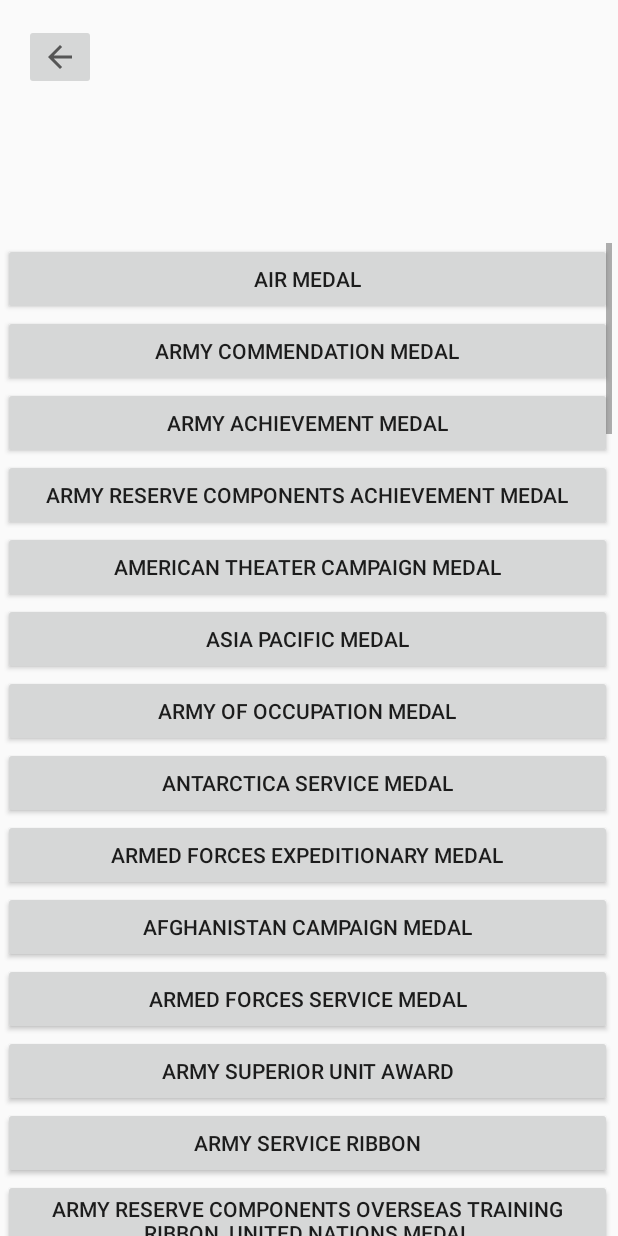
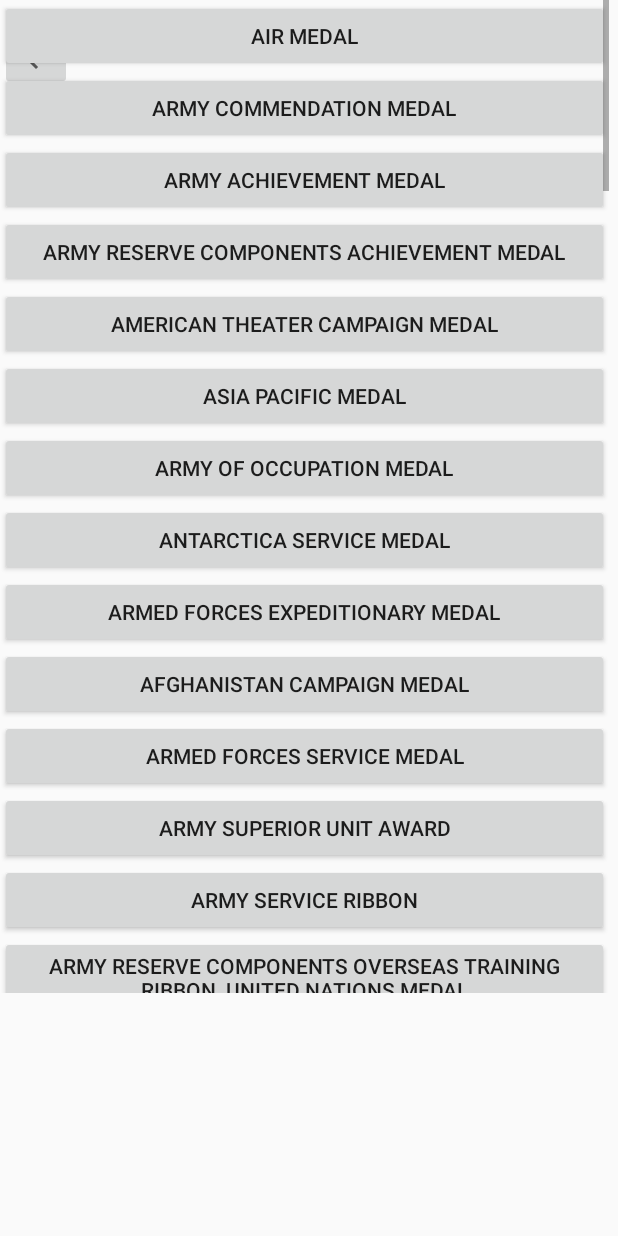
Before and after one commit to ETS-Android4/ASUAndroid, an Android app: the layout fragment_award.xml on its own in the app's theme, with its tools: preview values and no code run, on a phone screen of 412 x 824 dp. Run offline under Robolectric (Android 15) with nearby library versions, the phone set to English and light mode, and no system bars.

Commit message:
toRelativelayout

```diff
--- a/app/src/main/res/layout/fragment_award.xml
+++ b/app/src/main/res/layout/fragment_award.xml
@@ -1,11 +1,11 @@
 <?xml version="1.0" encoding="utf-8"?>
-<androidx.constraintlayout.widget.ConstraintLayout xmlns:android="http://schemas.android.com/apk/res/android"
+<RelativeLayout xmlns:android="http://schemas.android.com/apk/res/android"
     xmlns:app="http://schemas.android.com/apk/res-auto"
     xmlns:tools="http://schemas.android.com/tools"
     android:id="@+id/frameLayout2"
     android:layout_width="match_parent"
     android:layout_height="match_parent"
-    tools:context=".outfitfragments.AwardFragment" >
+    tools:context=".outfitfragments.AwardFragment">
 
     <ImageButton
         android:id="@+id/btn_award_to_prompt"
@@ -13,26 +13,16 @@
         android:layout_height="wrap_content"
         android:layout_marginTop="16dp"
         android:contentDescription="@string/previous"
-        android:src="?attr/actionModeCloseDrawable"
-        app:layout_constraintEnd_toEndOf="parent"
-        app:layout_constraintHorizontal_bias="0.044"
-        app:layout_constraintStart_toStartOf="parent"
-        app:layout_constraintTop_toTopOf="parent" />
+        android:src="?attr/actionModeCloseDrawable" />
 
     <ScrollView
         android:layout_width="406dp"
-        android:layout_height="662dp"
-        app:layout_constraintBottom_toBottomOf="parent"
-        app:layout_constraintEnd_toEndOf="parent"
-        app:layout_constraintHorizontal_bias="0.333"
-        app:layout_constraintStart_toStartOf="parent"
-        app:layout_constraintTop_toTopOf="parent"
-        app:layout_constraintVertical_bias="1.0">
+        android:layout_height="662dp">
 
         <LinearLayout
             android:layout_width="match_parent"
             android:layout_height="wrap_content"
-            android:orientation="vertical" >
+            android:orientation="vertical">
 
             <Button
                 android:id="@+id/button"
@@ -462,4 +452,4 @@
 
         </LinearLayout>
     </ScrollView>
-</androidx.constraintlayout.widget.ConstraintLayout>
+</RelativeLayout>
```
Also changed, not shown: app/src/main/res/layout/fragment_badge.xml (+3 -7 lines), app/src/main/res/layout/fragment_combat_service.xml (+4 -8 lines), app/src/main/res/layout/fragment_identification_badge.xml (+3 -7 lines), app/src/main/res/layout/fragment_over_seas_service.xml (+3 -7 lines), app/src/main/res/layout/fragment_regimental_insignia.xml (+3 -7 lines).
